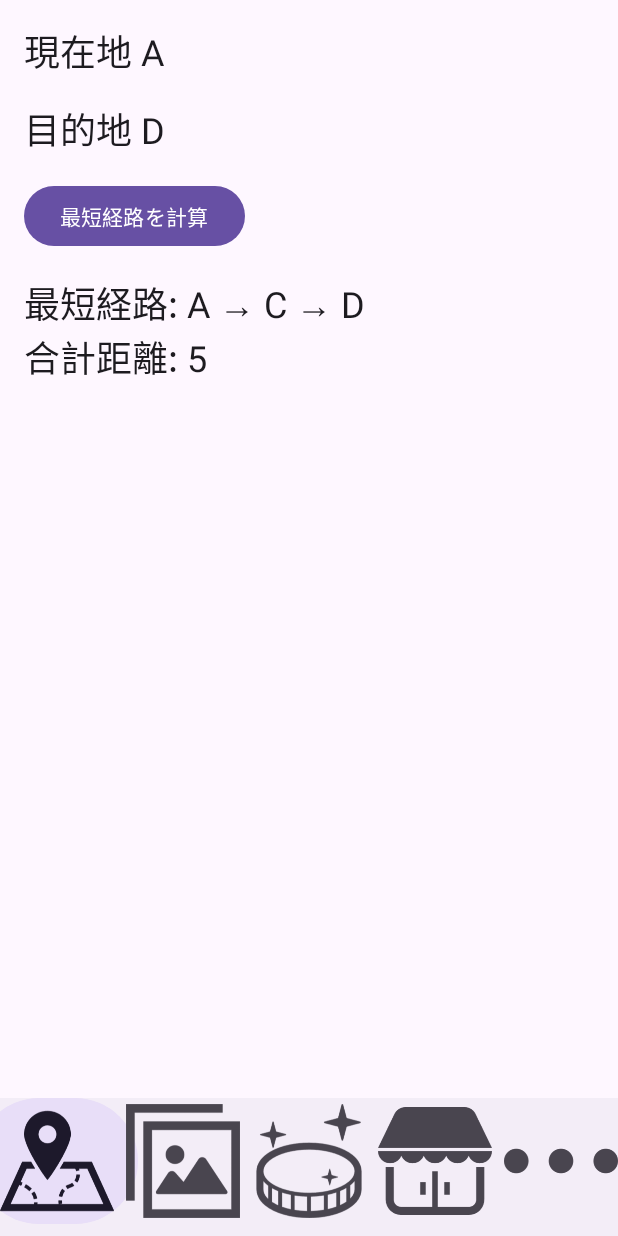
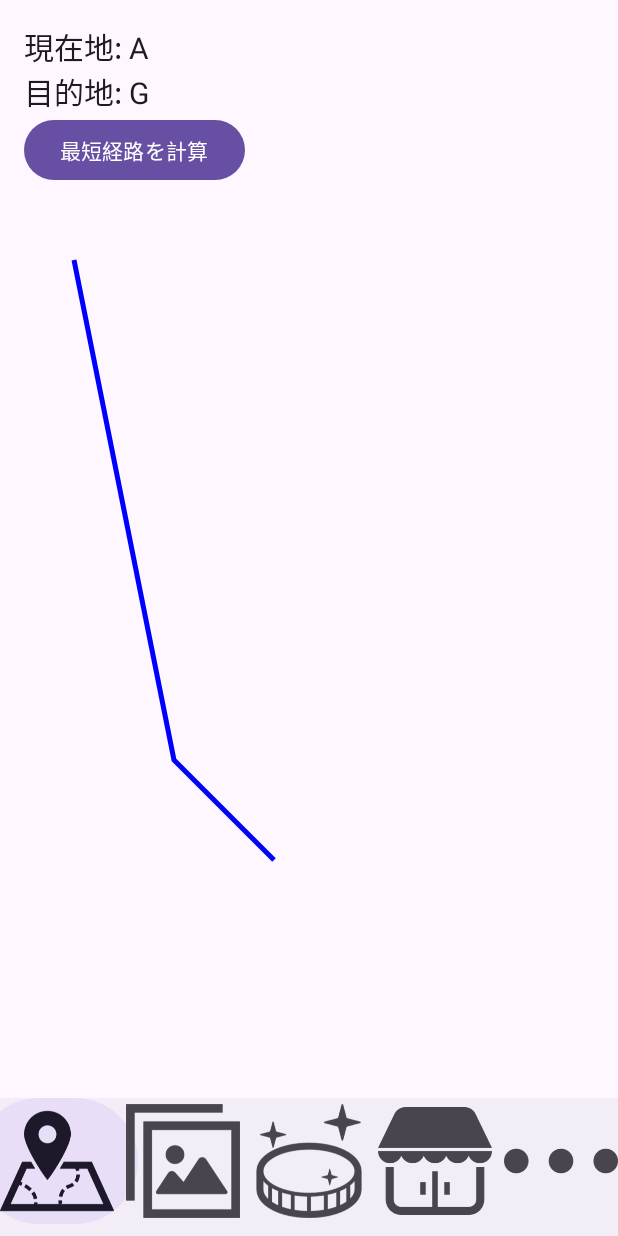
Before and after one commit to kanaji2002/ToraponApp, an Android app built with Jetpack Compose: the screen it shows after launch (MainActivity), after a tap on "最短経路を計算", on a phone screen of 412 x 824 dp. Run offline under Robolectric (Android 15) with nearby library versions, the phone set to English and light mode, and no system bars.

Commit message:
経路問題をとける

```diff
--- a/app/src/main/java/com/example/myapplication/MainActivity.kt
+++ b/app/src/main/java/com/example/myapplication/MainActivity.kt
@@ -1,34 +1,47 @@
 package com.example.myapplication
 
+
+//地図
 import android.Manifest
+import android.content.pm.PackageManager
 import android.os.Bundle
-import android.content.pm.PackageManager
-import android.location.Location
 import androidx.activity.ComponentActivity
 import androidx.activity.compose.setContent
 import androidx.activity.result.contract.ActivityResultContracts
-import androidx.compose.foundation.layout.*
-import androidx.compose.material3.*
-import androidx.compose.runtime.*
-import androidx.compose.ui.Alignment
+import androidx.compose.foundation.Canvas
+import androidx.compose.foundation.layout.Column
+import androidx.compose.foundation.layout.Spacer
+import androidx.compose.foundation.layout.fillMaxSize
+import androidx.compose.foundation.layout.height
+import androidx.compose.foundation.layout.padding
+import androidx.compose.material3.Button
+import androidx.compose.material3.ExperimentalMaterial3Api
+import androidx.compose.material3.Icon
+import androidx.compose.material3.NavigationBar
+import androidx.compose.material3.NavigationBarItem
+import androidx.compose.material3.Scaffold
+import androidx.compose.material3.Text
+import androidx.compose.runtime.Composable
+import androidx.compose.runtime.getValue
+import androidx.compose.runtime.mutableStateOf
+import androidx.compose.runtime.remember
+import androidx.compose.runtime.setValue
 import androidx.compose.ui.Modifier
 import androidx.compose.ui.graphics.Color
-import androidx.compose.ui.platform.LocalContext
+import androidx.compose.ui.graphics.Paint
+import androidx.compose.ui.graphics.PaintingStyle
+import androidx.compose.ui.graphics.Path
 import androidx.compose.ui.res.painterResource
-import androidx.compose.ui.tooling.preview.Preview
 import androidx.compose.ui.unit.dp
 import androidx.compose.ui.unit.sp
 import androidx.core.app.ActivityCompat
 import androidx.navigation.NavHostController
 import androidx.navigation.compose.NavHost
 import androidx.navigation.compose.composable
+import androidx.navigation.compose.currentBackStackEntryAsState
 import androidx.navigation.compose.rememberNavController
-import androidx.navigation.compose.currentBackStackEntryAsState
-import com.google.android.gms.location.LocationServices
-import com.google.android.gms.location.Priority
-
-//地図
-import java.util.*
+import java.util.PriorityQueue
+import kotlin.math.abs
 data class Edge(val to:String, val weight: Int)
 
 
@@ -154,89 +167,209 @@ sealed class BottomItem(val route: String, val iconRes: Int, val label: String)
 
 
 var start : String = "A"
-var goal : String = "D"
+var goal : String = "F"
+
+
+fun bSplineInterpolation(points: List<Pair<Float, Float>>, degree: Int = 3, numPoints: Int = 50): List<Pair<Float, Float>> {
+    val n = points.size - 1
+    if (n < degree) return points // 制御点が少ない場合、スプラインを適用せずそのまま
+
+    val knots = mutableListOf<Float>()
+    val tMin = 0f
+    val tMax = 1f
+    val step = (tMax - tMin) / (numPoints - 1)
+
+    for (i in 0 until n + degree + 1) {
+        knots.add(i.toFloat() / (n + degree))
+    }
+
+    fun basis(i: Int, d: Int, t: Float): Float {
+        if (d == 0) {
+            return if (knots[i] <= t && t < knots[i + 1]) 1f else 0f
+        }
+        val a = if (knots[i + d] == knots[i]) 0f else (t - knots[i]) / (knots[i + d] - knots[i]) * basis(i, d - 1, t)
+        val b = if (knots[i + d + 1] == knots[i + 1]) 0f else (knots[i + d + 1] - t) / (knots[i + d + 1] - knots[i + 1]) * basis(i + 1, d - 1, t)
+        return a + b
+    }
+
+    val interpolatedPoints = mutableListOf<Pair<Float, Float>>()
+
+    var t = tMin
+    while (t <= tMax) {
+        var x = 0f
+        var y = 0f
+        for (i in 0..n) {
+            val weight = basis(i, degree, t)
+            x += weight * points[i].first
+            y += weight * points[i].second
+        }
+        interpolatedPoints.add(Pair(x, y))
+        t += step // Float でも適用できるように手動で増やす
+    }
+
+
+    return interpolatedPoints
+}
+
+val graph = mapOf(
+    "A" to listOf(Edge("B", 4), Edge("C", 2), Edge("F", 6)),
+    "B" to listOf(Edge("A", 4), Edge("C", 5), Edge("D", 10), Edge("G", 8)),
+    "C" to listOf(Edge("A", 2), Edge("B", 5), Edge("D", 3), Edge("E", 7)),
+    "D" to listOf(Edge("H", 10), Edge("C", 3), Edge("E", 8), Edge("H", 6)),
+    "E" to listOf(Edge("F", 7), Edge("D", 8), Edge("I", 4)),
+    "F" to listOf(Edge("A", 6), Edge("G", 5), Edge("J", 9)),
+    "G" to listOf(Edge("B", 8), Edge("F", 5), Edge("H", 4), Edge("K", 6)),
+    "H" to listOf(Edge("D", 6), Edge("G", 4), Edge("I", 7), Edge("L", 5)),
+//    "I" to listOf(Edge("E", 4), Edge("H", 7), Edge("M", 8)),
+//    "J" to listOf(Edge("F", 9), Edge("K", 3), Edge("N", 10)),
+//    "K" to listOf(Edge("G", 6), Edge("J", 3), Edge("L", 2), Edge("O", 7)),
+//    "L" to listOf(Edge("H", 5), Edge("K", 2), Edge("M", 4), Edge("P", 9)),
+//    "M" to listOf(Edge("I", 8), Edge("L", 4), Edge("Q", 5)),
+//    "N" to listOf(Edge("J", 10), Edge("O", 6), Edge("R", 7)),
+//    "O" to listOf(Edge("K", 7), Edge("N", 6), Edge("P", 3), Edge("S", 8)),
+//    "P" to listOf(Edge("L", 9), Edge("O", 3), Edge("Q", 2), Edge("T", 7)),
+//    "Q" to listOf(Edge("M", 5), Edge("P", 2), Edge("U", 6)),
+//    "R" to listOf(Edge("N", 7), Edge("S", 4), Edge("V", 9)),
+//    "S" to listOf(Edge("O", 8), Edge("R", 4), Edge("T", 3), Edge("W", 7)),
+//    "T" to listOf(Edge("P", 7), Edge("S", 3), Edge("U", 4), Edge("X", 6)),
+//    "U" to listOf(Edge("Q", 6), Edge("T", 4), Edge("Y", 5)),
+//    "V" to listOf(Edge("R", 9), Edge("W", 6), Edge("Z", 10)),
+//    "W" to listOf(Edge("S", 7), Edge("V", 6), Edge("X", 2)),
+//    "X" to listOf(Edge("T", 6), Edge("W", 2), Edge("Y", 3)),
+//    "Y" to listOf(Edge("U", 5), Edge("X", 3), Edge("Z", 8)),
+//    "Z" to listOf(Edge("V", 10), Edge("Y", 8))
+)
 
 
 @Composable
 fun Page1Screen() {
-    val graph = mapOf(
-        "A" to listOf(Edge("B", 4), Edge("C", 2)),
-        "B" to listOf(Edge("A", 4), Edge("C", 5), Edge("D", 10)),
-        "C" to listOf(Edge("A", 2), Edge("B", 5), Edge("D", 3)),
-        "D" to listOf(Edge("B", 10), Edge("C", 3), Edge("E", 8)),
-        "E" to listOf(Edge("D", 8), Edge("A", 7))
-    )
 
-    var startLocation by remember { mutableStateOf(start) }
-    var goalLocation by remember { mutableStateOf(goal) }
-    var resultText by remember { mutableStateOf("結果がここに表示されます") }
 
-    val locations = graph.keys.toList()
+    var startLocation by remember { mutableStateOf("A") }
+    var goalLocation by remember { mutableStateOf("G") }
+    var path by remember { mutableStateOf<List<String>?>(null) }
 
-    Column(modifier = Modifier.padding(16.dp)) {
-        Text("現在地 $startLocation",
-            fontSize = 24.sp
-        )
+    Column(modifier = Modifier.fillMaxSize().padding(16.dp)) {
+        Text("現在地: $startLocation", fontSize = 20.sp)
+        Text("目的地: $goalLocation", fontSize = 20.sp)
 
-        Spacer(modifier = Modifier.height(16.dp))
-
-        Text("目的地 $goalLocation",
-
-            fontSize = 24.sp
-        )
-        Spacer(modifier = Modifier.height(16.dp))
-
-        Button(
-            onClick = {
-                if (startLocation == goalLocation) {
-                    resultText = "現在地と目的地が同じです"
-                } else {
-                    val result = dijkstra(graph, startLocation, goalLocation)
-                    resultText = result?.let {
-                        "最短経路: ${it.first.joinToString(" → ")}\n合計距離: ${it.second}"
-                    } ?: "経路が見つかりません。"
-                }
-            },
-//            modifier = Modifier.fillMaxWidth()
-        ) {
+        Button(onClick = {
+//            val result = dijkstra(graph, startLocation, goalLocation)
+            val result = aStar(graph, startLocation, goalLocation)
+            path = result?.first
+        }) {
             Text("最短経路を計算")
         }
 
         Spacer(modifier = Modifier.height(16.dp))
 
-        Text(text = resultText,
-            fontSize = 24.sp
-        )
+        if (path != null) {
+            val points = path!!.mapIndexed { index, node ->
+                Pair(index * 100f + 50f, (node[0] - 'A') * 100f + 50f)
+            }
+
+            val smoothPath = bSplineInterpolation(points)
+
+            Canvas(modifier = Modifier.fillMaxSize()) {
+                val paint = Paint().apply {
+                    color = Color.Blue
+                    strokeWidth = 5f
+                    style = PaintingStyle.Stroke
+                }
+
+                val pathObj = Path().apply {
+                    if (smoothPath.isNotEmpty()) {
+                        moveTo(smoothPath[0].first, smoothPath[0].second)
+                        smoothPath.forEach { (x, y) ->
+                            lineTo(x, y)
+                        }
+                    }
+                }
+
+                drawPath(
+                    path = pathObj,
+                    color = Color.Blue, // ここを Paint ではなく Color に変更
+                    style = androidx.compose.ui.graphics.drawscope.Stroke(width = 5f) // Stroke を適用
+                )
+
+            }
+        }
     }
 }
 
+fun lineTo(x: Float, y: Float) {
+
+}
+
+fun heuristic(node: String, goal: String): Int {
+    return abs(node[0] - goal[0]) * 5 // 例: 文字の距離 * 5
+}
 
 
-fun dijkstra(graph: Map<String, List<Edge>>, start: String, goal: String): Pair<List<String>, Int>? {
-    val distances = mutableMapOf<String, Int>().withDefault { Int.MAX_VALUE }
-    val previousNodes = mutableMapOf<String, String?>()
-    val priorityQueue = PriorityQueue<Pair<String, Int>>(compareBy { it.second })
+fun aStar(graph: Map<String, List<Edge>>, start: String, goal: String): Pair<List<String>, Int>? {
+    val openSet = PriorityQueue(compareBy<Pair<String, Int>> { it.second }) // 最小 f(n) で管理
+    val gScore = mutableMapOf<String, Int>().withDefault { Int.MAX_VALUE }
+    val fScore = mutableMapOf<String, Int>().withDefault { Int.MAX_VALUE }
+    val cameFrom = mutableMapOf<String, String?>()
 
-    distances[start] = 0
-    priorityQueue.add(start to 0)
+    gScore[start] = 0
+    fScore[start] = heuristic(start, goal) // 初期の推定コスト
+    openSet.add(start to fScore[start]!!)
 
-    while (priorityQueue.isNotEmpty()) {
-        val (current, currentDistance) = priorityQueue.poll()
+    while (openSet.isNotEmpty()) {
+        val (current, _) = openSet.poll()
 
-        if (current == goal) break
+        if (current == goal) break // ゴールに到達
 
         graph[current]?.forEach { edge ->
-            val newDistance = currentDistance + edge.weight
-            if (newDistance < distances.getValue(edge.to)) {
-                distances[edge.to] = newDistance
-                previousNodes[edge.to] = current
-                priorityQueue.add(edge.to to newDistance)
+            val tentativeGScore = gScore.getValue(current) + edge.weight
+
+            if (tentativeGScore < gScore.getValue(edge.to)) {
+                cameFrom[edge.to] = current
+                gScore[edge.to] = tentativeGScore
+                fScore[edge.to] = tentativeGScore + heuristic(edge.to, goal)
+
+                if (openSet.none { it.first == edge.to }) {
+                    openSet.add(edge.to to fScore[edge.to]!!)
+                }
             }
         }
     }
 
-    return constructPath(previousNodes, start, goal, distances[goal] ?: Int.MAX_VALUE)
+    return constructPath(cameFrom, start, goal, gScore[goal] ?: Int.MAX_VALUE)
 }
+
+
+//fun dijkstra(graph: Map<String, List<Edge>>, start: String, goal: String): Pair<List<String>, Int>? {
+//    val distances = mutableMapOf<String, Int>().withDefault { Int.MAX_VALUE }
+//    val previousNodes = mutableMapOf<String, String?>()
+//    val priorityQueue = PriorityQueue(compareBy<Pair<String, Int>> { it.second })
+//
+//    distances[start] = 0
+//    priorityQueue.add(start to 0)
+//
+//    while (priorityQueue.isNotEmpty()) {
+//        val (current, currentDistance) = priorityQueue.poll()
+//
+//        // ゴールに到達したら探索を終了（早期終了）
+//        if (current == goal) break
+//
+//        // すでに最短経路が確定したノードをスキップ
+//        if (currentDistance > distances.getValue(current)) continue
+//
+//        graph[current]?.forEach { edge ->
+//            val newDistance = currentDistance + edge.weight
+//            if (newDistance < distances.getValue(edge.to)) {
+//                distances[edge.to] = newDistance
+//                previousNodes[edge.to] = current
+//                priorityQueue.add(edge.to to newDistance)
+//            }
+//        }
+//    }
+//
+//    return constructPath(previousNodes, start, goal, distances[goal] ?: Int.MAX_VALUE)
+//}
+
 
 fun constructPath(prev: Map<String, String?>, start: String, goal: String, distance: Int): Pair<List<String>, Int>? {
     if (distance == Int.MAX_VALUE) return null
@@ -253,7 +386,7 @@ fun constructPath(prev: Map<String, String?>, start: String, goal: String, dista
 }
 
 
-
+//a
 //@Composable
 //fun Page1Screen() {
 //    val context = LocalContext.current
```
